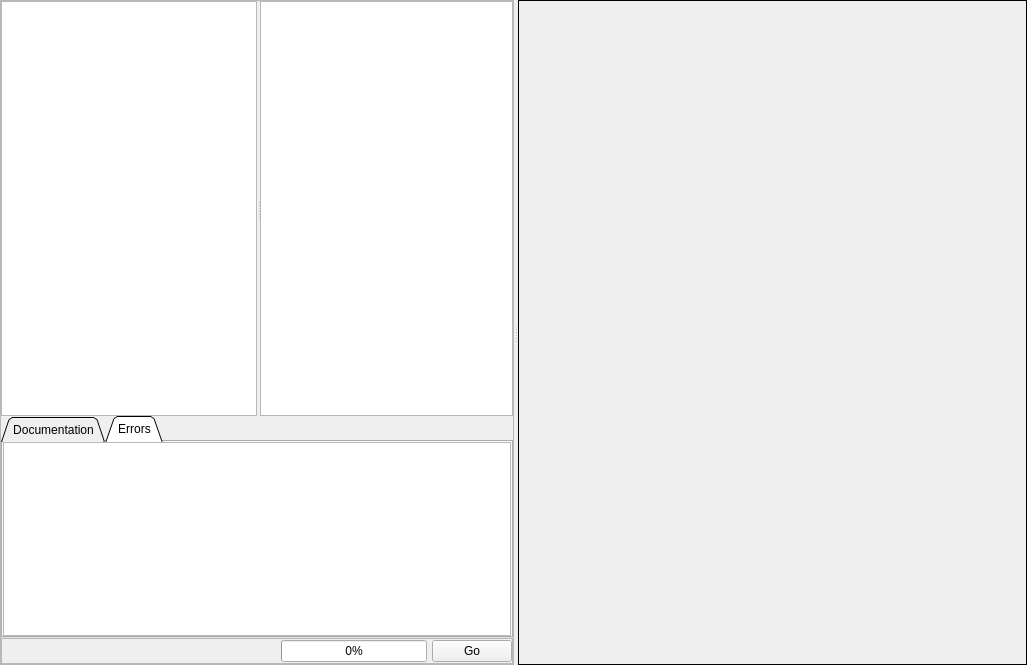
Old version of the form Source/PipelineBuilder/UI_Files/PipelineBuilderWidget.ui in the repository BlueQuartzSoftware/DREAM3D.
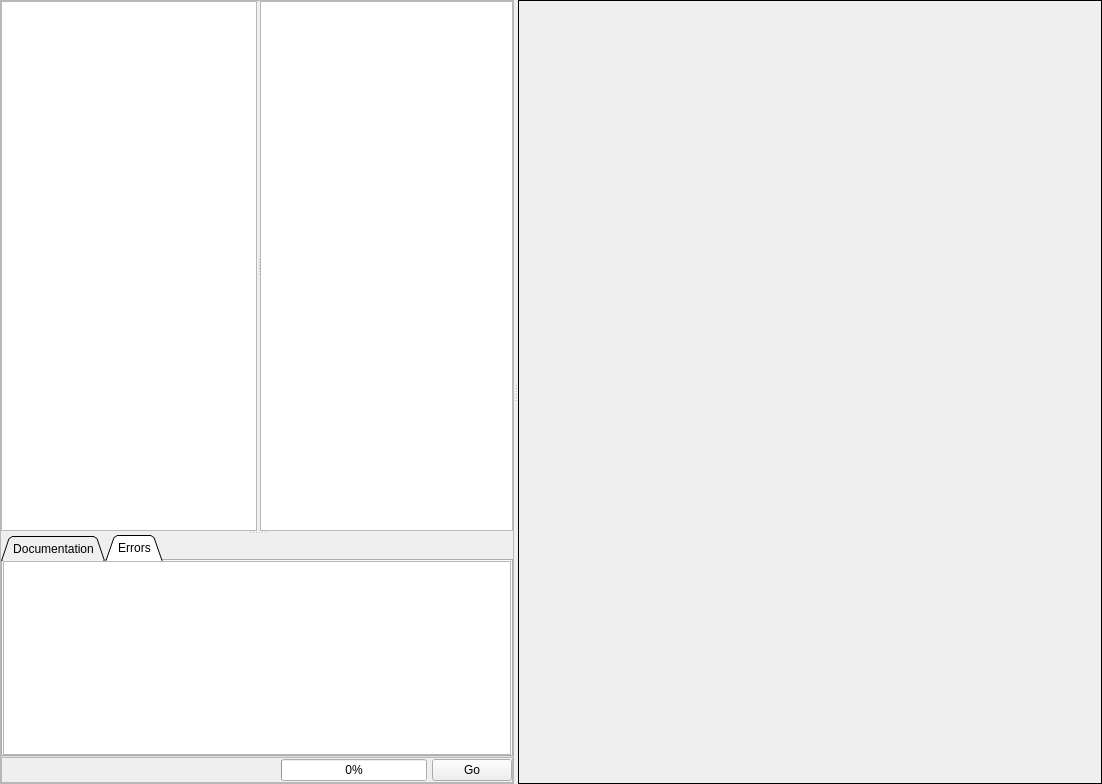
New version of the form. The open tabs and pages were chosen to show the change. Icons and pictures are not drawn. Custom widgets are drawn as their Qt base class.

Commit message: Fixing issues with the new splitter in the PipelineBuilder widget not showing/hiding corectly

Diff of the .ui file:
```diff
--- a/Source/PipelineBuilder/UI_Files/PipelineBuilderWidget.ui
+++ b/Source/PipelineBuilder/UI_Files/PipelineBuilderWidget.ui
@@ -6,8 +6,8 @@
    <rect>
     <x>0</x>
     <y>0</y>
-    <width>1027</width>
-    <height>665</height>
+    <width>1102</width>
+    <height>784</height>
    </rect>
   </property>
   <property name="windowTitle">
@@ -37,14 +37,18 @@
       <property name="frameShadow">
        <enum>QFrame::Raised</enum>
       </property>
-      <layout class="QGridLayout" name="gridLayout_2">
-       <property name="margin">
-        <number>0</number>
-       </property>
+      <layout class="QVBoxLayout" name="verticalLayout_4">
        <property name="spacing">
         <number>0</number>
        </property>
-       <item row="0" column="1">
+       <property name="margin">
+        <number>0</number>
+       </property>
+       <item>
+        <widget class="QSplitter" name="docsBugSplitter">
+         <property name="orientation">
+          <enum>Qt::Vertical</enum>
+         </property>
         <widget class="QSplitter" name="splitter_2">
          <property name="sizePolicy">
           <sizepolicy hsizetype="Expanding" vsizetype="Preferred">
@@ -148,8 +152,88 @@
           </property>
          </widget>
         </widget>
-       </item>
-       <item row="3" column="1">
+         <widget class="QTabWidget" name="docErrorTabs">
+          <property name="maximumSize">
+           <size>
+            <width>16777215</width>
+            <height>16777215</height>
+           </size>
+          </property>
+          <property name="tabShape">
+           <enum>QTabWidget::Triangular</enum>
+          </property>
+          <property name="currentIndex">
+           <number>1</number>
+          </property>
+          <widget class="QWidget" name="tab">
+           <attribute name="title">
+            <string>Documentation</string>
+           </attribute>
+           <layout class="QVBoxLayout" name="verticalLayout_2">
+            <property name="spacing">
+             <number>0</number>
+            </property>
+            <property name="margin">
+             <number>0</number>
+            </property>
+            <item>
+             <widget class="QTextEdit" name="helpTextEdit">
+              <property name="sizePolicy">
+               <sizepolicy hsizetype="Preferred" vsizetype="Preferred">
+                <horstretch>0</horstretch>
+                <verstretch>0</verstretch>
+               </sizepolicy>
+              </property>
+              <property name="autoFillBackground">
+               <bool>false</bool>
+              </property>
+              <property name="readOnly">
+               <bool>true</bool>
+              </property>
+              <property name="html">
+               <string>&lt;!DOCTYPE HTML PUBLIC &quot;-//W3C//DTD HTML 4.0//EN&quot; &quot;http://www.w3.org/TR/REC-html40/strict.dtd&quot;&gt;
+&lt;html&gt;&lt;head&gt;&lt;meta name=&quot;qrichtext&quot; content=&quot;1&quot; /&gt;&lt;style type=&quot;text/css&quot;&gt;
+p, li { white-space: pre-wrap; }
+&lt;/style&gt;&lt;/head&gt;&lt;body style=&quot; font-family:'Lucida Grande'; font-size:13pt; font-weight:400; font-style:normal;&quot;&gt;
+&lt;p style=&quot; margin-top:0px; margin-bottom:0px; margin-left:0px; margin-right:0px; -qt-block-indent:0; text-indent:0px;&quot;&gt;This space is for documentation for the currently selected filter&lt;/p&gt;&lt;/body&gt;&lt;/html&gt;</string>
+              </property>
+             </widget>
+            </item>
+           </layout>
+          </widget>
+          <widget class="QWidget" name="tab_2">
+           <attribute name="title">
+            <string>Errors</string>
+           </attribute>
+           <layout class="QVBoxLayout" name="verticalLayout_3">
+            <property name="spacing">
+             <number>0</number>
+            </property>
+            <property name="margin">
+             <number>0</number>
+            </property>
+            <item>
+             <widget class="QTextEdit" name="errorsTextEdit">
+              <property name="sizePolicy">
+               <sizepolicy hsizetype="Preferred" vsizetype="Preferred">
+                <horstretch>0</horstretch>
+                <verstretch>0</verstretch>
+               </sizepolicy>
+              </property>
+              <property name="styleSheet">
+               <string notr="true">QTextEdit {image: url(:/filterWidgetBorder.png);}</string>
+              </property>
+              <property name="readOnly">
+               <bool>true</bool>
+              </property>
+             </widget>
+            </item>
+           </layout>
+          </widget>
+         </widget>
+        </widget>
+       </item>
+       <item>
         <widget class="QFrame" name="frame_2">
          <property name="sizePolicy">
           <sizepolicy hsizetype="Preferred" vsizetype="Preferred">
@@ -425,87 +509,6 @@
          </layout>
         </widget>
        </item>
-       <item row="1" column="1">
-        <widget class="QTabWidget" name="docErrorTabs">
-         <property name="maximumSize">
-          <size>
-           <width>16777215</width>
-           <height>250</height>
-          </size>
-         </property>
-         <property name="tabShape">
-          <enum>QTabWidget::Triangular</enum>
-         </property>
-         <property name="currentIndex">
-          <number>0</number>
-         </property>
-         <widget class="QWidget" name="tab">
-          <attribute name="title">
-           <string>Documentation</string>
-          </attribute>
-          <layout class="QVBoxLayout" name="verticalLayout_2">
-           <property name="spacing">
-            <number>0</number>
-           </property>
-           <property name="margin">
-            <number>0</number>
-           </property>
-           <item>
-            <widget class="QTextEdit" name="helpTextEdit">
-             <property name="sizePolicy">
-              <sizepolicy hsizetype="Preferred" vsizetype="Preferred">
-               <horstretch>0</horstretch>
-               <verstretch>0</verstretch>
-              </sizepolicy>
-             </property>
-             <property name="autoFillBackground">
-              <bool>false</bool>
-             </property>
-             <property name="readOnly">
-              <bool>true</bool>
-             </property>
-             <property name="html">
-              <string>&lt;!DOCTYPE HTML PUBLIC &quot;-//W3C//DTD HTML 4.0//EN&quot; &quot;http://www.w3.org/TR/REC-html40/strict.dtd&quot;&gt;
-&lt;html&gt;&lt;head&gt;&lt;meta name=&quot;qrichtext&quot; content=&quot;1&quot; /&gt;&lt;style type=&quot;text/css&quot;&gt;
-p, li { white-space: pre-wrap; }
-&lt;/style&gt;&lt;/head&gt;&lt;body style=&quot; font-family:'Lucida Grande'; font-size:13pt; font-weight:400; font-style:normal;&quot;&gt;
-&lt;p style=&quot; margin-top:0px; margin-bottom:0px; margin-left:0px; margin-right:0px; -qt-block-indent:0; text-indent:0px;&quot;&gt;This space is for documentation for the currently selected filter&lt;/p&gt;&lt;/body&gt;&lt;/html&gt;</string>
-             </property>
-            </widget>
-           </item>
-          </layout>
-         </widget>
-         <widget class="QWidget" name="tab_2">
-          <attribute name="title">
-           <string>Errors</string>
-          </attribute>
-          <layout class="QVBoxLayout" name="verticalLayout_3">
-           <property name="spacing">
-            <number>0</number>
-           </property>
-           <property name="margin">
-            <number>0</number>
-           </property>
-           <item>
-            <widget class="QTextEdit" name="errorsTextEdit">
-             <property name="sizePolicy">
-              <sizepolicy hsizetype="Preferred" vsizetype="Preferred">
-               <horstretch>0</horstretch>
-               <verstretch>0</verstretch>
-              </sizepolicy>
-             </property>
-             <property name="styleSheet">
-              <string notr="true">QTextEdit {image: url(:/filterWidgetBorder.png);}</string>
-             </property>
-             <property name="readOnly">
-              <bool>true</bool>
-             </property>
-            </widget>
-           </item>
-          </layout>
-         </widget>
-        </widget>
-       </item>
       </layout>
      </widget>
      <widget class="QScrollArea" name="m_QDroppableScrollArea">
@@ -544,8 +547,8 @@
         <rect>
          <x>0</x>
          <y>0</y>
-         <width>504</width>
-         <height>663</height>
+         <width>579</width>
+         <height>782</height>
         </rect>
        </property>
        <property name="sizePolicy">
```
Left out of the diff: 10 changed lines with no effect on the pictures. Lines whose indentation alone changed are shown as unchanged. The commit also changes 1 other file.
